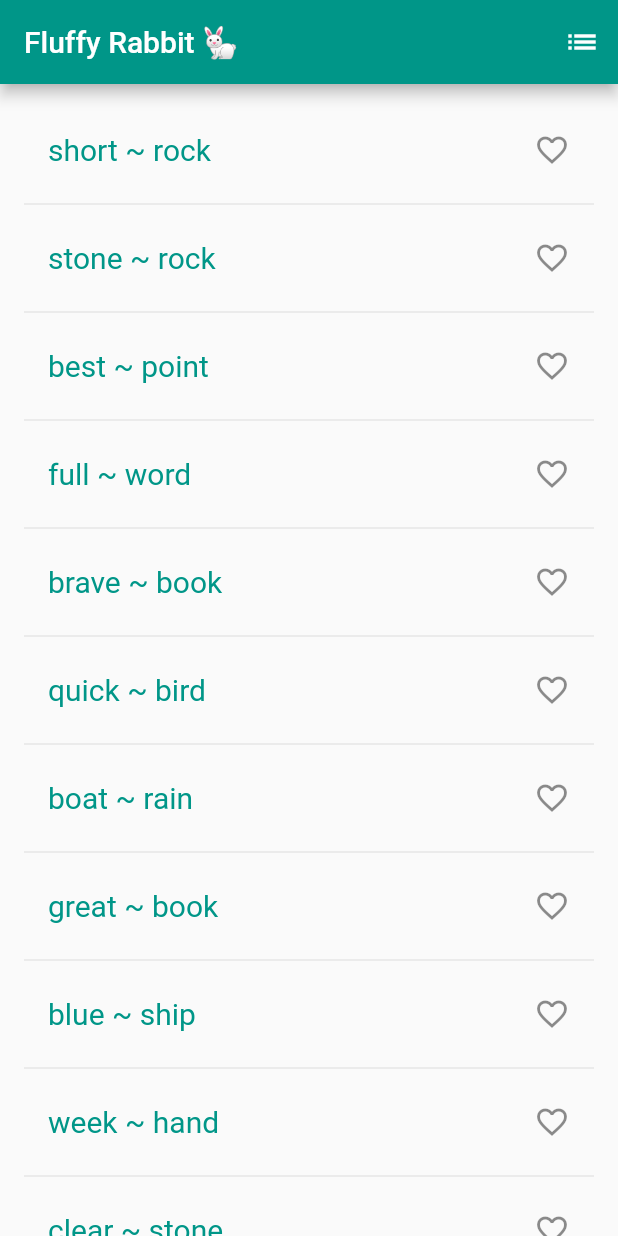
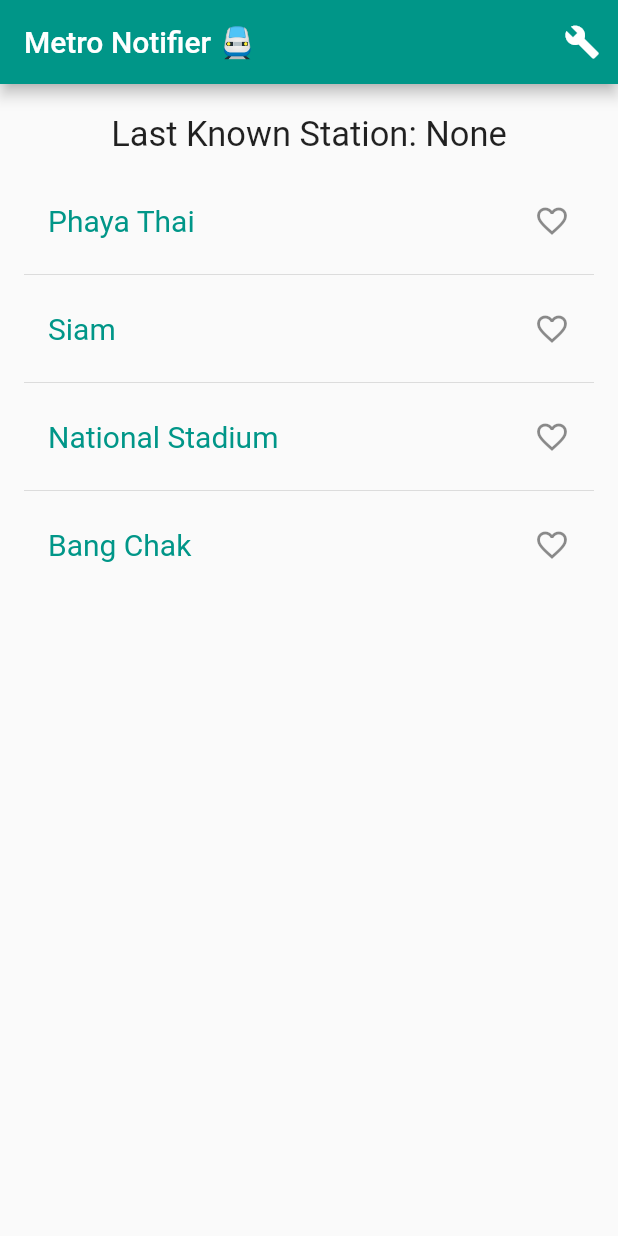
Before and after one commit to heypoom/fluffy-flutter, a Flutter app: the screen it shows after launch, on a phone screen of 412 x 824 dp. Run offline on Flutter 3.47's test engine with Material 2 defaults, Android fonts, the phone set to English and light mode, and no system bars; missing offline and left inert: geolocation, local_notifications.

Commit message:
:sparkles: Added Metro Notifier

```diff
--- /dev/null
+++ b/lib/geo.dart
@@ -0,0 +1,51 @@
+import 'dart:math';
+import 'package:vector_math/vector_math.dart';
+import 'package:collection/collection.dart';
+
+import 'stations.dart';
+
+const earthRadius = 6371000;
+const stationRadius = 300;
+
+class Position {
+  final double lat;
+  final double lon;
+
+  const Position(this.lat, this.lon);
+}
+
+class Geometry {
+  static Vector3 toCartesian(double lat, double lon) {
+    final latRad = lat / 180 * pi;
+    final lonRad = lon / 180 * pi;
+
+    return new Vector3(
+      earthRadius * cos(latRad) * cos(lonRad),
+      earthRadius * cos(latRad) * sin(lonRad),
+      earthRadius * sin(latRad)
+    );
+  }
+
+  static double getDistance(Position current, Station station) {
+    final currentPoint = Geometry.toCartesian(current.lat, current.lon);
+    final stationPoint = Geometry.toCartesian(station.lat, station.lon);
+
+    return currentPoint.distanceTo(stationPoint);
+  }
+
+  static Station getClosestStation(Position pos) {
+    final closestStation = minBy(stations.values, (station) => Geometry.getDistance(pos, station));
+
+    final name = closestStation.name;
+    final distance = Geometry.getDistance(pos, closestStation);
+
+    // If the station is within range
+    if (distance < stationRadius) {
+      print('Station $name is $distance metres away!');
+
+      return closestStation;
+    }
+
+    return null;
+  }
+}
--- a/lib/main.dart
+++ b/lib/main.dart
@@ -1,18 +1,21 @@
 import 'package:flutter/material.dart';
-import 'package:english_words/english_words.dart';
 import 'package:local_notifications/local_notifications.dart';
-import 'package:geolocation/geolocation.dart';
 
-void main() => runApp(new App());
+import 'stations.dart';
+import 'watcher.dart';
+import 'store.dart';
 
-class WordHeading extends StatefulWidget {
-  @override
-  createState() => new WordHeadingState();
+void main() {
+  runApp(new App());
 }
 
-class WordHeadingState extends State<WordHeading> {
-  final _suggestions = <WordPair>[];
-  final _saved = new Set<WordPair>();
+class Landing extends StatefulWidget {
+  @override
+  createState() => new LandingState();
+}
+
+class LandingState extends State<Landing> {
+  final watcher = new LocationWatcher();
   int id = 0;
 
   final _biggerFont = new TextStyle(
@@ -21,29 +24,27 @@ class WordHeadingState extends State<WordHeading> {
     fontFamily: "Roboto",
   );
 
-  Widget _buildSuggestions() {
+  Widget _buildItems() {
     return new ListView.builder(
       padding: const EdgeInsets.all(16.0),
       itemBuilder: (context, i) {
         if (i.isOdd) return new Divider();
 
         final index = i ~/ 2;
+        final station = stations.values.elementAt(index);
 
-        if (index >= _suggestions.length) {
-          _suggestions.addAll(generateWordPairs().take(10));
-        }
-
-        return _buildRow(_suggestions[index]);
+        return _buildRow(station);
       },
+      itemCount: (stations.length * 2) - 1
     );
   }
 
-  Widget _buildRow(WordPair wordPair) {
-    final alreadySaved = _saved.contains(wordPair);
+  Widget _buildRow(Station station) {
+    final alreadySaved = store.whitelist.contains(station);
 
     return new ListTile(
       title: new Text(
-        wordPair.join(" ~ "),
+        station.name,
         style: _biggerFont,
       ),
       trailing: new Icon(
@@ -51,75 +52,43 @@ class WordHeadingState extends State<WordHeading> {
         color: alreadySaved ? Colors.red : null,
       ),
       onTap: () async {
-        final perms = const LocationPermission(
-          android: LocationPermissionAndroid.fine,
-          ios: LocationPermissionIOS.always
-        );
-
-        final req = await Geolocation.requestLocationPermission(perms);
-
-        if (!req.isSuccessful) {
-          return;
-        }
-
-        final geoData = await Geolocation.currentLocation(
-          accuracy: LocationAccuracy.best,
-          inBackground: false
-        ).first;
-
-        final loc = geoData.location;
-
-        await LocalNotifications.createNotification(
-          title: "You are at queue #$id",
-          content: "Lat is ${loc.latitude} and Lon is ${loc.longitude}",
-          id: id++
-        );
-
         setState(() {
           if (alreadySaved) {
-            _saved.remove(wordPair);
+            store.whitelist.remove(station);
           } else {
-            _saved.add(wordPair);
+            store.whitelist.add(station);
           }
         });
       },
     );
   }
 
-  void _pushSaved() {
-    final route = new MaterialPageRoute(builder: (context) {
-      final tiles = _saved.map((pair) => new ListTile(
-        title: new Text(
-          pair.asPascalCase,
-          style: _biggerFont,
-        ),
-      ));
-
-      final divided = ListTile
-        .divideTiles(context: context, tiles: tiles)
-        .toList();
-
-      return new Scaffold(
-        appBar: new AppBar(
-          title: new Text('Saved Suggestions'),
-        ),
-        body: new ListView(children: divided),
-      );
-    });
-
-    Navigator.of(context).push(route);
-  }
-
   @override
   Widget build(BuildContext context) {
+    final name = store.lastKnown != null ? store.lastKnown.name : 'None';
+
     return new Scaffold(
       appBar: new AppBar(
-        title: new Text('Fluffy Rabbit 🐇'),
+        title: new Text('Metro Notifier 🚆'),
         actions: <Widget>[
-          new IconButton(icon: new Icon(Icons.list), onPressed: _pushSaved),
+          new IconButton(icon: new Icon(Icons.build), onPressed: watcher.start),
         ],
       ),
-      body: _buildSuggestions(),
+      body: new Column(
+        children: <Widget>[
+          new Padding(
+            padding: new EdgeInsets.only(top: 20.0),
+            child: new Text(
+              'Last Known Station: $name',
+              style: new TextStyle(fontSize: 23.0)
+            ),
+          ),
+          new Container(
+            height: 500.0,
+            child: this._buildItems()
+          )
+        ]
+      )
     );
   }
 }
@@ -129,7 +98,7 @@ class App extends StatelessWidget {
   Widget build(BuildContext context) {
     return new MaterialApp(
       title: 'Fluffy Notifier',
-      home: new WordHeading(),
+      home: new Landing(),
       theme: new ThemeData(
         primaryColor: Colors.teal
       ),
--- /dev/null
+++ b/lib/stations.dart
@@ -0,0 +1,16 @@
+library stations;
+
+class Station {
+  final double lat;
+  final double lon;
+  final String name;
+
+  const Station({this.name, this.lat, this.lon});
+}
+
+Map<String, Station> stations = {
+  'phayaThai': new Station(name: "Phaya Thai", lat: 13.7570449, lon: 100.5317008),
+  'siam': new Station(name: "Siam", lat: 13.7455162, lon: 100.5324097),
+  'nationalStadium': new Station(name: "National Stadium", lat: 13.746457, lon: 100.526922),
+  'bangChak': new Station(name: "Bang Chak", lat: 13.6967714, lon: 100.6031286),
+};
--- /dev/null
+++ b/lib/store.dart
@@ -0,0 +1,12 @@
+import 'stations.dart';
+
+class Store {
+  final Set<Station> whitelist;
+  Station lastKnown;
+
+  Store({this.whitelist});
+}
+
+final store = new Store(
+  whitelist: new Set()
+);
--- /dev/null
+++ b/lib/watcher.dart
@@ -0,0 +1,104 @@
+import 'dart:async';
+
+import 'package:geolocation/geolocation.dart';
+import 'package:local_notifications/local_notifications.dart';
+
+import 'stations.dart';
+import 'geo.dart';
+import 'store.dart';
+
+class ArrivedEvent {
+  final Station station;
+
+  const ArrivedEvent(station);
+}
+
+class LocationWatcher {
+  StreamController controller;
+
+  Future start() async {
+    final perms = const LocationPermission(
+      android: LocationPermissionAndroid.fine,
+      ios: LocationPermissionIOS.always
+    );
+
+    final req = await Geolocation.requestLocationPermission(perms);
+
+    if (!req.isSuccessful) {
+      return false;
+    }
+
+    final geoData = await Geolocation.currentLocation(
+      accuracy: LocationAccuracy.best,
+      inBackground: false
+    ).first;
+
+    final loc = geoData.location;
+
+    final watcher = Geolocation.locationUpdates(
+      accuracy: LocationAccuracy.best,
+      inBackground: true,
+      displacementFilter: 10.0
+    );
+
+    final controller = new StreamController();
+    final eventStream = controller.stream;
+
+    // When new location events arrive, handle them.
+    final listener = watcher.listen(this.handle);
+
+    // When the stream is cancelled, stop listening to location updates.
+    controller.onCancel = listener.cancel;
+
+    await LocalNotifications.createNotification(
+      title: "Location Tracking Active!",
+      content: "Lat is ${loc.latitude} and Lon is ${loc.longitude}",
+      id: 0
+    );
+
+    this.controller = controller;
+
+    return eventStream;
+  }
+
+  void stop() {
+    this.controller.close();
+  }
+
+  void handle (result) {
+    if (result.isSuccessful) {
+      final lat = result.location.latitude;
+      final lon = result.location.longitude;
+
+      print('Current Location is: ($lat, $lon)');
+
+      final pos = new Position(lat, lon);
+      final station = Geometry.getClosestStation(pos);
+
+      if (station == null) {
+        return;
+      }
+
+      if (!store.whitelist.contains(station)) {
+        print('Station ${station.name} is not whitelisted. Ignoring.');
+
+        return;
+      }
+
+      if (station == store.lastKnown) {
+        print('We are already at ${station.name}. Ignoring.');
+
+        return;
+      }
+
+      final distance = Geometry.getDistance(pos, station);
+      store.lastKnown = station;
+
+      LocalNotifications.createNotification(
+        title: "You have arrived at ${station.name}!",
+        content: "Distance to ${station.name} is $distance.",
+        id: 0
+      );
+    }
+  }
+}
```
Also changed, not shown: pubspec.lock, 1 other file.
